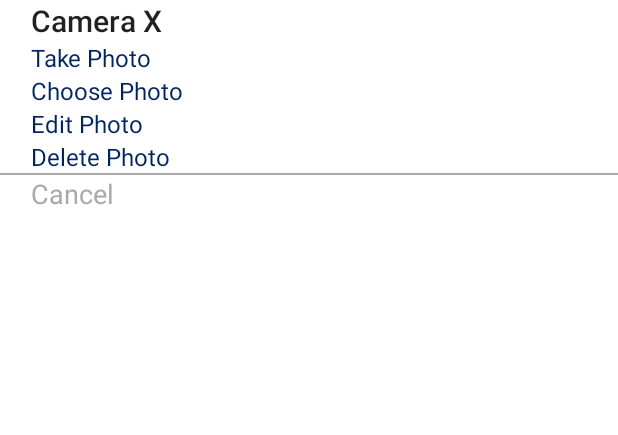
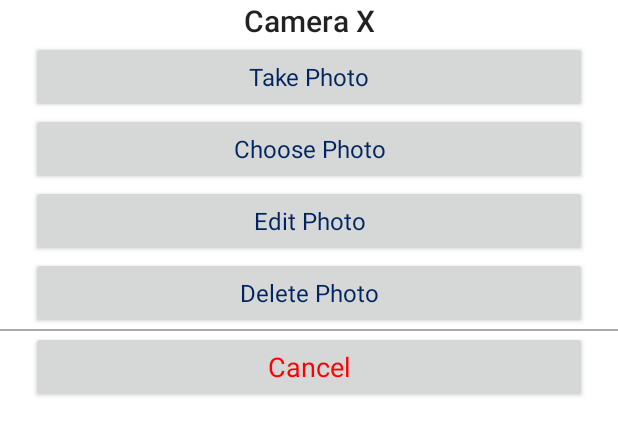
Before and after one commit to benedictcontawe/CameraApp, an Android app: the layout fragment_option.xml on its own in the app's theme, with its tools: preview values and no code run, on a phone screen of 412 x 824 dp. Shown: the top 435 px of the screen. Run offline under Robolectric (Android 15) with nearby library versions, the phone set to English and light mode, and no system bars.

Commit message:
Updating Camera X Branch. Camera Lens Flip Done. on Going Taking Photos and Opening Gallery

```diff
--- a/app/src/main/AndroidManifest.xml
+++ b/app/src/main/AndroidManifest.xml
@@ -6,8 +6,7 @@
     <uses-feature android:name="android.hardware.camera.any" />
     <uses-permission android:name="android.permission.CAMERA" />
     <uses-permission android:name="android.permission.RECORD_AUDIO" />
-    <uses-permission android:name="android.permission.WRITE_EXTERNAL_STORAGE"
-        android:maxSdkVersion="28" />
+    <uses-permission android:name="android.permission.WRITE_EXTERNAL_STORAGE" />
 
     <application
         android:allowBackup="true"
--- a/app/src/main/java/com/example/cameraapp/Constants.kt
+++ b/app/src/main/java/com/example/cameraapp/Constants.kt
@@ -3,4 +3,5 @@ package com.example.cameraapp
 object Constants {
     const val TAG = "cameraX"
     const val FILE_NAME_FORMAT = "yy-MM-dd-HH-mm-ss-SSS"
+    const val NIL = "nil"
 }
--- a/app/src/main/res/layout/fragment_option.xml
+++ b/app/src/main/res/layout/fragment_option.xml
@@ -1,6 +1,10 @@
 <layout xmlns:android="http://schemas.android.com/apk/res/android"
     xmlns:app="http://schemas.android.com/apk/res-auto" >
-    <data class="OptionBinder" />
+    <data class="OptionBinder" >
+        <variable
+            name="viewModel"
+            type="com.example.cameraapp.OptionBottomSheetViewModel" />
+    </data>
     <androidx.constraintlayout.widget.ConstraintLayout
         android:layout_width="match_parent"
         android:layout_height="wrap_content"
@@ -25,7 +29,7 @@
         <!--endregion-->
         <androidx.appcompat.widget.AppCompatTextView
             android:id="@+id/tv_bottom_sheet_heading"
-            android:layout_width="0dp"
+            android:layout_width="wrap_content"
             android:layout_height="wrap_content"
             android:text="@string/camera_x"
             android:textAppearance="@style/TextAppearance.AppCompat.Title"
@@ -33,8 +37,8 @@
             app:layout_constraintStart_toStartOf="@id/constraint_guideline_vertical_leading"
             app:layout_constraintEnd_toEndOf="@id/constraint_guideline_vertical_trailing" />
 
-        <androidx.appcompat.widget.AppCompatTextView
-            android:id="@+id/text_view_take_photo"
+        <androidx.appcompat.widget.AppCompatButton
+            android:id="@+id/button_take_photo"
             android:layout_width="0dp"
             android:layout_height="wrap_content"
             android:text="@string/take_photo"
@@ -44,36 +48,36 @@
             app:layout_constraintStart_toStartOf="@id/constraint_guideline_vertical_leading"
             app:layout_constraintEnd_toEndOf="@id/constraint_guideline_vertical_trailing" />
 
-        <androidx.appcompat.widget.AppCompatTextView
-            android:id="@+id/text_view_choose_photo"
+        <androidx.appcompat.widget.AppCompatButton
+            android:id="@+id/button_choose_photo"
             android:layout_width="0dp"
             android:layout_height="wrap_content"
             android:text="@string/choose_photo"
             android:textColor="@color/dark_blue"
             android:textAppearance="@style/TextAppearance.AppCompat.Subhead"
-            app:layout_constraintTop_toBottomOf="@id/text_view_take_photo"
+            app:layout_constraintTop_toBottomOf="@id/button_take_photo"
             app:layout_constraintStart_toStartOf="@id/constraint_guideline_vertical_leading"
             app:layout_constraintEnd_toEndOf="@id/constraint_guideline_vertical_trailing" />
 
-        <androidx.appcompat.widget.AppCompatTextView
-            android:id="@+id/text_view_edit_photo"
+        <androidx.appcompat.widget.AppCompatButton
+            android:id="@+id/button_edit_photo"
             android:layout_width="0dp"
             android:layout_height="wrap_content"
             android:text="@string/edit_photo"
             android:textColor="@color/dark_blue"
             android:textAppearance="@style/TextAppearance.AppCompat.Subhead"
-            app:layout_constraintTop_toBottomOf="@id/text_view_choose_photo"
+            app:layout_constraintTop_toBottomOf="@id/button_choose_photo"
             app:layout_constraintStart_toStartOf="@id/constraint_guideline_vertical_leading"
             app:layout_constraintEnd_toEndOf="@id/constraint_guideline_vertical_trailing" />
 
-        <androidx.appcompat.widget.AppCompatTextView
-            android:id="@+id/text_view_delete_photo"
+        <androidx.appcompat.widget.AppCompatButton
+            android:id="@+id/button_delete_photo"
             android:layout_width="0dp"
             android:layout_height="wrap_content"
             android:text="@string/delete_photo"
             android:textColor="@color/dark_blue"
             android:textAppearance="@style/TextAppearance.AppCompat.Subhead"
-            app:layout_constraintTop_toBottomOf="@id/text_view_edit_photo"
+            app:layout_constraintTop_toBottomOf="@id/button_edit_photo"
             app:layout_constraintStart_toStartOf="@id/constraint_guideline_vertical_leading"
             app:layout_constraintEnd_toEndOf="@id/constraint_guideline_vertical_trailing" />
 
@@ -82,16 +86,16 @@
             android:layout_width="0dp"
             android:layout_height="1dp"
             android:background="@android:color/darker_gray"
-            app:layout_constraintTop_toBottomOf="@id/text_view_delete_photo"
+            app:layout_constraintTop_toBottomOf="@id/button_delete_photo"
             app:layout_constraintStart_toStartOf="parent"
             app:layout_constraintEnd_toEndOf="parent" />
 
-        <androidx.appcompat.widget.AppCompatTextView
-            android:id="@+id/text_view_cancel"
+        <androidx.appcompat.widget.AppCompatButton
+            android:id="@+id/button_cancel"
             android:layout_width="0dp"
             android:layout_height="wrap_content"
             android:text="@string/cancel"
-            android:textColor="@android:color/darker_gray"
+            android:textColor="@color/red"
             android:textAppearance="@style/TextAppearance.AppCompat.Medium"
             app:layout_constraintTop_toBottomOf="@id/view_divider"
             app:layout_constraintStart_toStartOf="@id/constraint_guideline_vertical_leading"
--- a/app/src/main/res/values/colors.xml
+++ b/app/src/main/res/values/colors.xml
@@ -1,14 +1,15 @@
 <?xml version="1.0" encoding="utf-8"?>
 <resources>
+    <color name="black">#FF000000</color>
     <color name="colorPrimary">#008577</color>
     <color name="colorPrimaryDark">#00574B</color>
     <color name="colorAccent">#D81B60</color>
+    <color name="dark_blue">#00245F</color>
     <color name="purple_200">#FFBB86FC</color>
     <color name="purple_500">#FF6200EE</color>
     <color name="purple_700">#FF3700B3</color>
+    <color name="red">#FF0000</color>
     <color name="teal_200">#FF03DAC5</color>
     <color name="teal_700">#FF018786</color>
-    <color name="black">#FF000000</color>
     <color name="white">#FFFFFFFF</color>
-    <color name="dark_blue">#00245F</color>
 </resources>
```
Also changed, not shown: app/build.gradle (+4 -3 lines), app/src/main/java/com/example/cameraapp/BaseActivity.kt (+4 -4 lines), app/src/main/java/com/example/cameraapp/BaseFragment.kt (+12 -3 lines), app/src/main/java/com/example/cameraapp/CameraFragment.kt (added, +134 -0 lines), app/src/main/java/com/example/cameraapp/MainActivity.kt (+16 -37 lines), app/src/main/java/com/example/cameraapp/MainListener.kt (added, +8 -0 lines), app/src/main/java/com/example/cameraapp/ManifestPermission.kt (+15 -19 lines), app/src/main/java/com/example/cameraapp/OptionBottomSheetDialogFragment.kt (+74 -71 lines), app/src/main/java/com/example/cameraapp/OptionBottomSheetViewModel.kt (+19 -20 lines), app/src/main/res/layout/activity_main.xml (+15 -1 lines), app/src/main/res/layout/fragment_camera.xml (+16 -9 lines).
